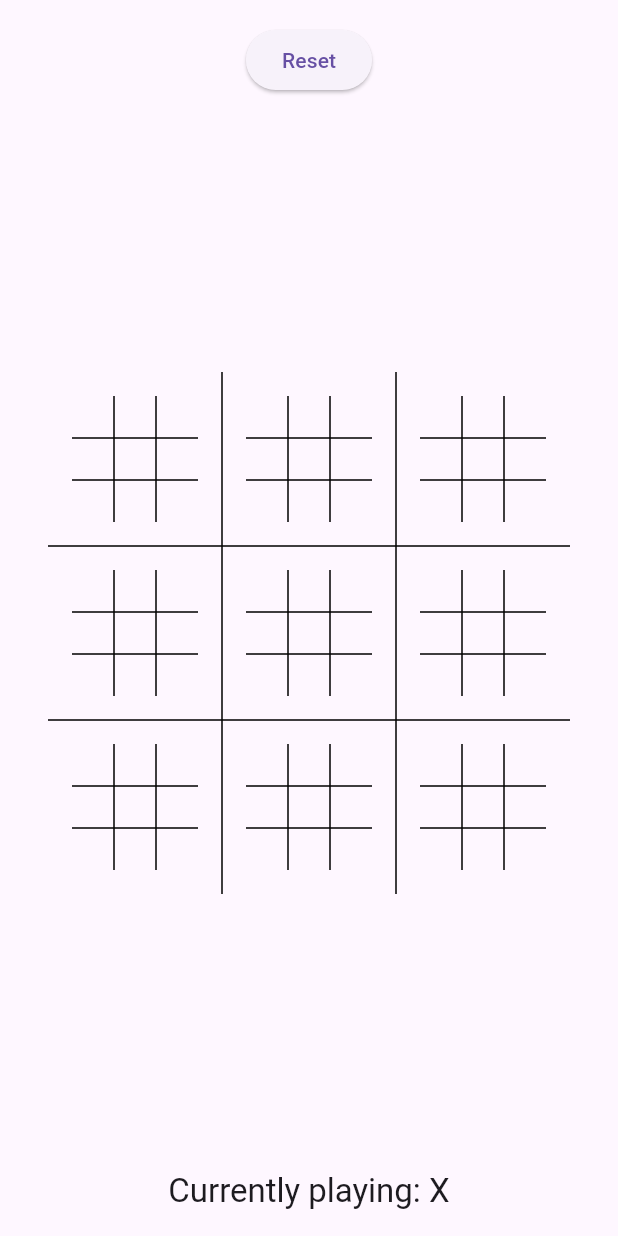
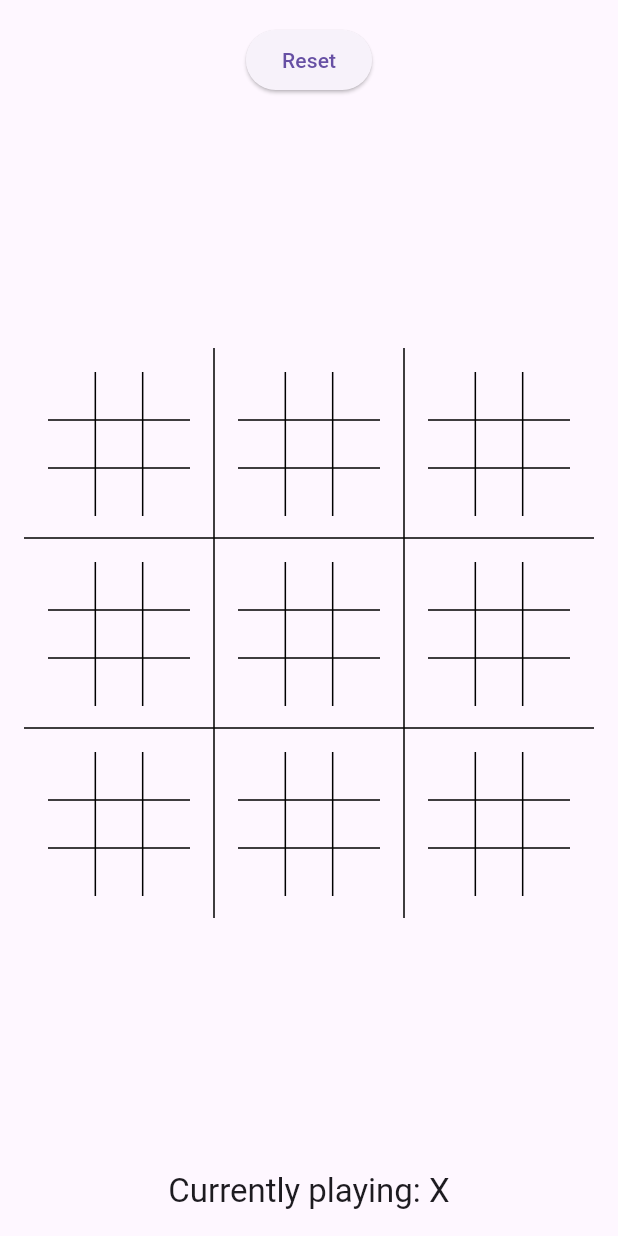
Before and after one commit to DYLERN/super_tictactoe, a Flutter app: the screen it shows after launch, on a phone screen of 412 x 824 dp. Run offline on Flutter 3.47's test engine with Material 3 defaults, Android fonts, the phone set to English and light mode, and no system bars; our stand-ins replace gap.

Commit message:
Changed padding behaviour of game grid to remove implicit external padding

```diff
--- a/lib/game_grid.dart
+++ b/lib/game_grid.dart
@@ -18,10 +18,9 @@ class GameGrid extends StatelessWidget {
       builder: (context, constraints) {
         final minDimension = min(constraints.maxWidth, constraints.maxHeight);
         return Center(
-          child: Container(
+          child: SizedBox(
             width: minDimension,
             height: minDimension,
-            padding: const EdgeInsets.all(16.0),
             child: Table(
               columnWidths: {
                 for (int columnIndex = 0; columnIndex < boardDimension; columnIndex++)
@@ -37,6 +36,8 @@ class GameGrid extends StatelessWidget {
                     children: [
                       for (int col = 0; col < boardDimension; col++)
                         TableCell(
+                          child: Padding(
+                            padding: const EdgeInsets.all(16.0),
                             child: AspectRatio(
                               aspectRatio: 1,
                               child: Builder(builder: (context) {
@@ -49,6 +50,7 @@ class GameGrid extends StatelessWidget {
                               }),
                             ),
                           ),
+                        ),
                     ],
                   ),
               ],
```
Lines whose indentation alone changed are shown as unchanged.
